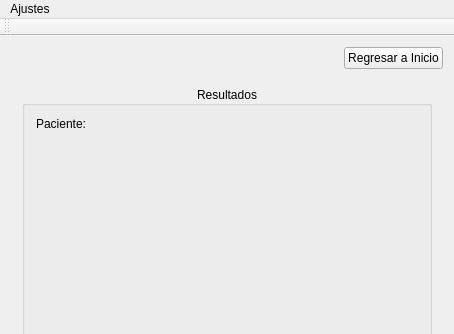
hectorda/Bio-Feedback, file mainwindow.ui: the form before one commit; both pictures show x 0 to 454 and y 0 to 334 of the 454 by 498 pixel window.
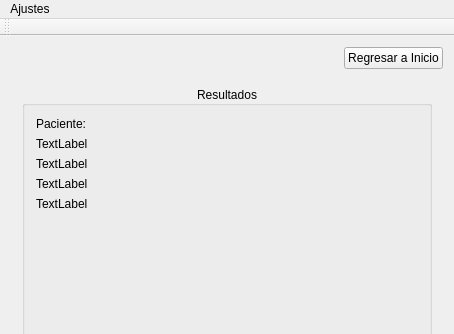
The form after the commit. The open tabs and pages were chosen to show the change. Icons and pictures are not drawn. Custom widgets are drawn as their Qt base class.

```diff
--- a/mainwindow.ui
+++ b/mainwindow.ui
@@ -434,6 +434,34 @@
              </property>
             </widget>
            </item>
+           <item row="1" column="0">
+            <widget class="QLabel" name="labelQ1">
+             <property name="text">
+              <string>TextLabel</string>
+             </property>
+            </widget>
+           </item>
+           <item row="2" column="0">
+            <widget class="QLabel" name="labelQ2">
+             <property name="text">
+              <string>TextLabel</string>
+             </property>
+            </widget>
+           </item>
+           <item row="3" column="0">
+            <widget class="QLabel" name="labelQ3">
+             <property name="text">
+              <string>TextLabel</string>
+             </property>
+            </widget>
+           </item>
+           <item row="4" column="0">
+            <widget class="QLabel" name="labelQ4">
+             <property name="text">
+              <string>TextLabel</string>
+             </property>
+            </widget>
+           </item>
           </layout>
          </widget>
         </item>
```
Left out of the diff: 4 changed lines with no effect on the pictures.
